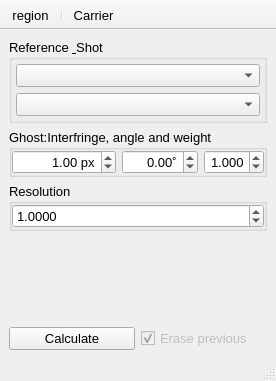
First picture: the form in plugins/Ghost_fringes/Ghost_fringes.ui, repository NeutrinoToolkit/Neutrino, before the edit.
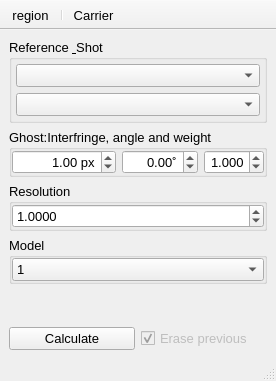
Second picture: the form after the edit. Icons and pictures are not drawn.

Commit message: ghost add both methods

```diff
--- a/plugins/Ghost_fringes/Ghost_fringes.ui
+++ b/plugins/Ghost_fringes/Ghost_fringes.ui
@@ -50,7 +50,7 @@
        <item row="0" column="1">
         <widget class="QDoubleSpinBox" name="angleCarrier">
          <property name="alignment">
-          <set>Qt::AlignRight|Qt::AlignTrailing|Qt::AlignVCenter</set>
+          <set>Qt::AlignmentFlag::AlignRight|Qt::AlignmentFlag::AlignTrailing|Qt::AlignmentFlag::AlignVCenter</set>
          </property>
          <property name="suffix">
           <string>˚</string>
@@ -75,7 +75,7 @@
        <item row="0" column="0">
         <widget class="QDoubleSpinBox" name="widthCarrier">
          <property name="alignment">
-          <set>Qt::AlignRight|Qt::AlignTrailing|Qt::AlignVCenter</set>
+          <set>Qt::AlignmentFlag::AlignRight|Qt::AlignmentFlag::AlignTrailing|Qt::AlignmentFlag::AlignVCenter</set>
          </property>
          <property name="suffix">
           <string> px</string>
@@ -106,7 +106,7 @@
           <string>Frequency weight (&lt;0 for lower freq; &gt;0 for higher freq)</string>
          </property>
          <property name="alignment">
-          <set>Qt::AlignRight|Qt::AlignTrailing|Qt::AlignVCenter</set>
+          <set>Qt::AlignmentFlag::AlignRight|Qt::AlignmentFlag::AlignTrailing|Qt::AlignmentFlag::AlignVCenter</set>
          </property>
          <property name="decimals">
           <number>3</number>
@@ -160,12 +160,15 @@
          <property name="value">
           <double>1.000000000000000</double>
          </property>
+         <property name="neutrinoSave" stdset="0">
+          <bool>true</bool>
+         </property>
         </widget>
        </item>
       </layout>
      </widget>
     </item>
-    <item row="4" column="0">
+    <item row="5" column="0">
      <widget class="QWidget" name="widget_3" native="true">
       <layout class="QGridLayout" name="gridLayout_2">
        <property name="leftMargin">
@@ -254,10 +257,10 @@
       </layout>
      </widget>
     </item>
-    <item row="3" column="0">
+    <item row="4" column="0">
      <spacer name="verticalSpacer">
       <property name="orientation">
-       <enum>Qt::Vertical</enum>
+       <enum>Qt::Orientation::Vertical</enum>
       </property>
       <property name="sizeHint" stdset="0">
        <size>
@@ -267,6 +270,44 @@
       </property>
      </spacer>
     </item>
+    <item row="3" column="0">
+     <widget class="QGroupBox" name="groupBox_2">
+      <property name="title">
+       <string>Model</string>
+      </property>
+      <layout class="QGridLayout" name="gridLayout_5">
+       <property name="leftMargin">
+        <number>0</number>
+       </property>
+       <property name="topMargin">
+        <number>0</number>
+       </property>
+       <property name="rightMargin">
+        <number>0</number>
+       </property>
+       <property name="bottomMargin">
+        <number>0</number>
+       </property>
+       <item row="0" column="0">
+        <widget class="QComboBox" name="filter_model">
+         <property name="NeutrinoSave" stdset="0">
+          <bool>true</bool>
+         </property>
+         <item>
+          <property name="text">
+           <string>1</string>
+          </property>
+         </item>
+         <item>
+          <property name="text">
+           <string>2</string>
+          </property>
+         </item>
+        </widget>
+       </item>
+      </layout>
+     </widget>
+    </item>
    </layout>
   </widget>
   <widget class="QStatusBar" name="statusbar">
@@ -298,7 +339,7 @@
   </widget>
   <action name="actionRegion">
    <property name="icon">
-    <iconset resource="../../../build-neutrino-Qt_6_3_2_6_3_2_temporary-Debug/src/qrc/icons.qrc">
+    <iconset>
      <normaloff>:/icons/region.png</normaloff>:/icons/region.png</iconset>
    </property>
    <property name="text">
```
Left out of the diff: 1 changed line with no effect on the pictures. The commit also changes 1 other file.
